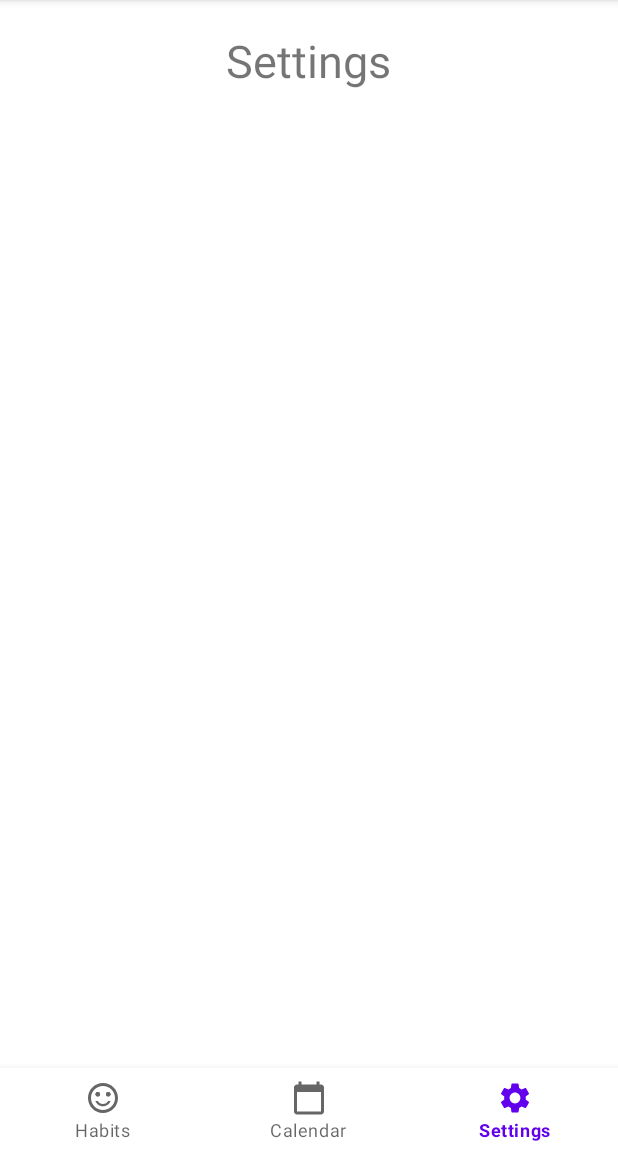
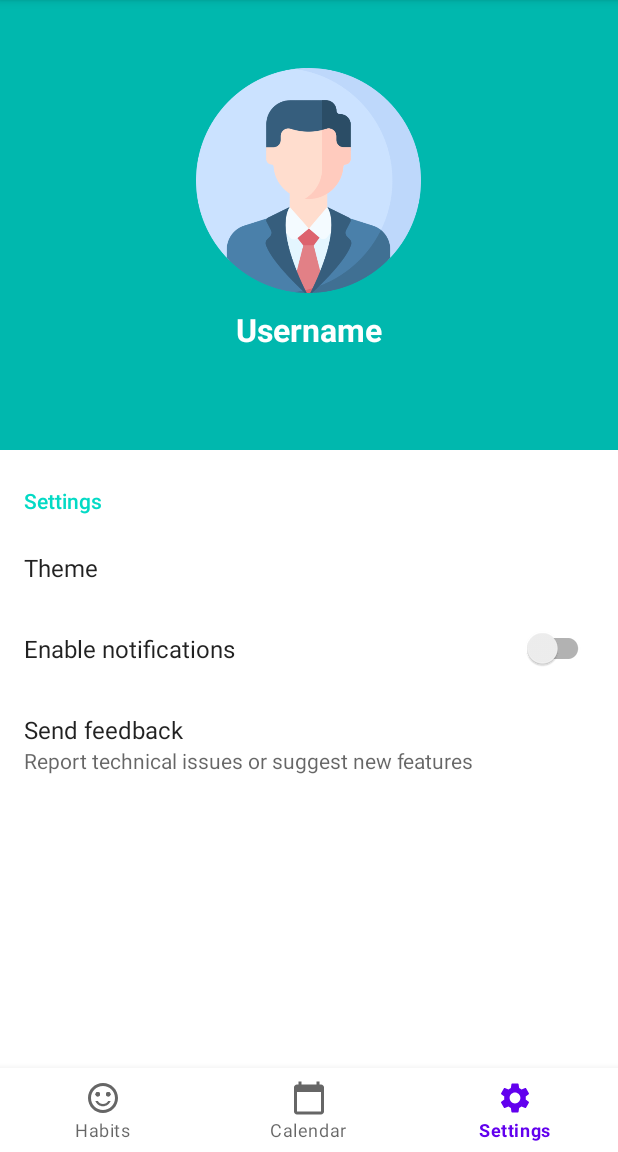
Before and after one commit to jervw/Habitti, an Android app: the screen it shows after launch (MainActivity), item 3 of the bottom bar chosen, on a phone screen of 412 x 824 dp, the part 84-1236 px from its top. Run offline under Robolectric (Android 15) with nearby library versions, the phone set to English and light mode, and no system bars; our stand-ins replace androidx.preference.

Commit message:
Added settings (design)

```diff
--- a/app/build.gradle
+++ b/app/build.gradle
@@ -34,6 +34,7 @@ dependencies {
     implementation 'com.google.android.material:material:1.3.0'
     implementation 'androidx.constraintlayout:constraintlayout:2.0.4'
     implementation 'com.google.android.material:material:1.3.0'
+    implementation 'androidx.preference:preference:1.1.1'
     testImplementation 'junit:junit:4.+'
     androidTestImplementation 'androidx.test.ext:junit:1.1.2'
     androidTestImplementation 'androidx.test.espresso:espresso-core:3.3.0'
--- /dev/null
+++ b/app/src/main/java/com/example/habitti/MyPreferenceFragment.java
@@ -0,0 +1,13 @@
+package com.example.habitti;
+
+import android.os.Bundle;
+
+import androidx.preference.PreferenceFragmentCompat;
+
+public class MyPreferenceFragment extends PreferenceFragmentCompat {
+
+    @Override
+    public void onCreatePreferences(Bundle savedInstanceState, String rootKey) {
+        setPreferencesFromResource(R.xml.prefs, rootKey);
+    }
+}
--- a/app/src/main/java/com/example/habitti/SettingsFragment.java
+++ b/app/src/main/java/com/example/habitti/SettingsFragment.java
@@ -14,12 +14,10 @@ import androidx.fragment.app.Fragment;
 public class SettingsFragment extends Fragment {
 
 
-
-
-
     @Nullable
     @Override
     public View onCreateView(@NonNull LayoutInflater inflater, @Nullable ViewGroup container, @Nullable Bundle savedInstanceState) {
+
         return inflater.inflate(R.layout.fragment_settings, container, false);
+        }
     }
-}
--- a/app/src/main/res/layout/fragment_settings.xml
+++ b/app/src/main/res/layout/fragment_settings.xml
@@ -1,16 +1,39 @@
 <?xml version="1.0" encoding="utf-8"?>
-<RelativeLayout xmlns:android="http://schemas.android.com/apk/res/android"
+<LinearLayout xmlns:android="http://schemas.android.com/apk/res/android"
     android:layout_width="match_parent"
-    android:layout_height="match_parent">
+    android:layout_height="match_parent"
+    android:orientation="vertical">
+    <RelativeLayout
+        android:layout_width="match_parent"
+        android:layout_height="300dp">
+        <LinearLayout
+            android:background="@color/cerulean"
+            android:layout_width="match_parent"
+            android:layout_height="300dp"
+            android:orientation="vertical">
+            <ImageView
+                android:layout_marginTop="45dp"
+                android:layout_gravity="center_horizontal"
+                android:layout_width="150dp"
+                android:layout_height="150dp"
+                android:src="@drawable/profile"/>
+            <TextView
+                android:layout_marginTop="10dp"
+                android:layout_gravity="center_horizontal"
+                android:layout_width="wrap_content"
+                android:layout_height="wrap_content"
+                android:text="@string/username"
+                android:textColor="#fff"
+                android:textStyle="bold"
+                android:textSize="21sp"/>
 
-    <TextView
-        android:layout_width="wrap_content"
-        android:layout_height="wrap_content"
-        android:layout_alignParentTop="true"
-        android:layout_centerHorizontal="true"
-        android:layout_marginTop="20dp"
-        android:text="@string/settings"
-        android:textSize="30sp"></TextView>
+        </LinearLayout>
+    </RelativeLayout>
 
+    <fragment
+        android:id="@+id/fragment"
+        android:name="com.example.habitti.MyPreferenceFragment"
+        android:layout_width="match_parent"
+        android:layout_height="wrap_content" />
 
-</RelativeLayout>
+</LinearLayout>
--- /dev/null
+++ b/app/src/main/res/values/color_themes.xml
@@ -0,0 +1,14 @@
+<?xml version="1.0" encoding="utf-8"?>
+<resources>
+    <string-array name="themes">
+        <item>Blue</item>
+        <item>Red</item>
+        <item>Green</item>
+    </string-array>
+
+    <string-array name="colorValues">
+        <item>#00BFFF</item>
+        <item>#DC143C</item>
+        <item>#228B22</item>
+    </string-array>
+</resources>
--- /dev/null
+++ b/app/src/main/res/xml/prefs.xml
@@ -0,0 +1,29 @@
+<?xml version="1.0" encoding="utf-8"?>
+<PreferenceScreen xmlns:app="http://schemas.android.com/apk/res-auto"
+    xmlns:android="http://schemas.android.com/apk/res/android">
+
+    <PreferenceCategory
+        app:title="@string/settings"
+        app:iconSpaceReserved="false">
+
+    <ListPreference
+        app:key="theme"
+        app:title="Theme"
+        app:iconSpaceReserved="false"
+        app:entries="@array/themes"
+        app:entryValues="@array/colorValues" />
+
+    <SwitchPreferenceCompat
+        app:key="notifications"
+        app:iconSpaceReserved="false"
+        app:title="Enable notifications"/>
+
+    <Preference
+        app:key="feedback"
+        app:title="Send feedback"
+        app:iconSpaceReserved="false"
+        app:summary="Report technical issues or suggest new features"/>
+
+
+    </PreferenceCategory>
+</PreferenceScreen>
```
